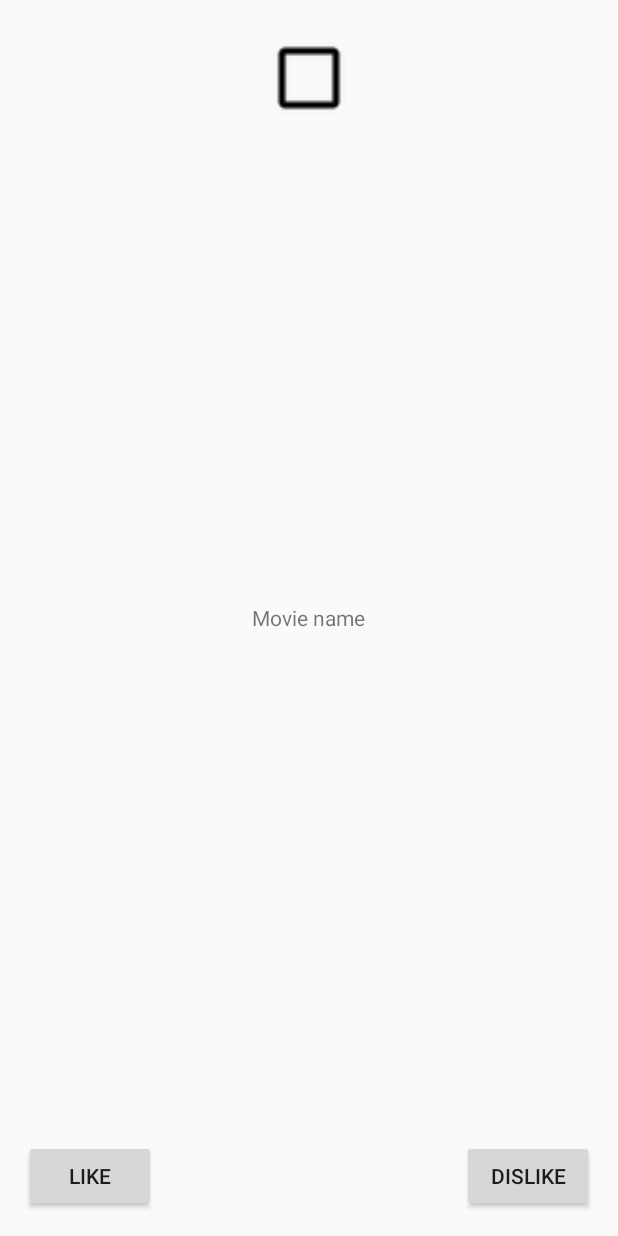
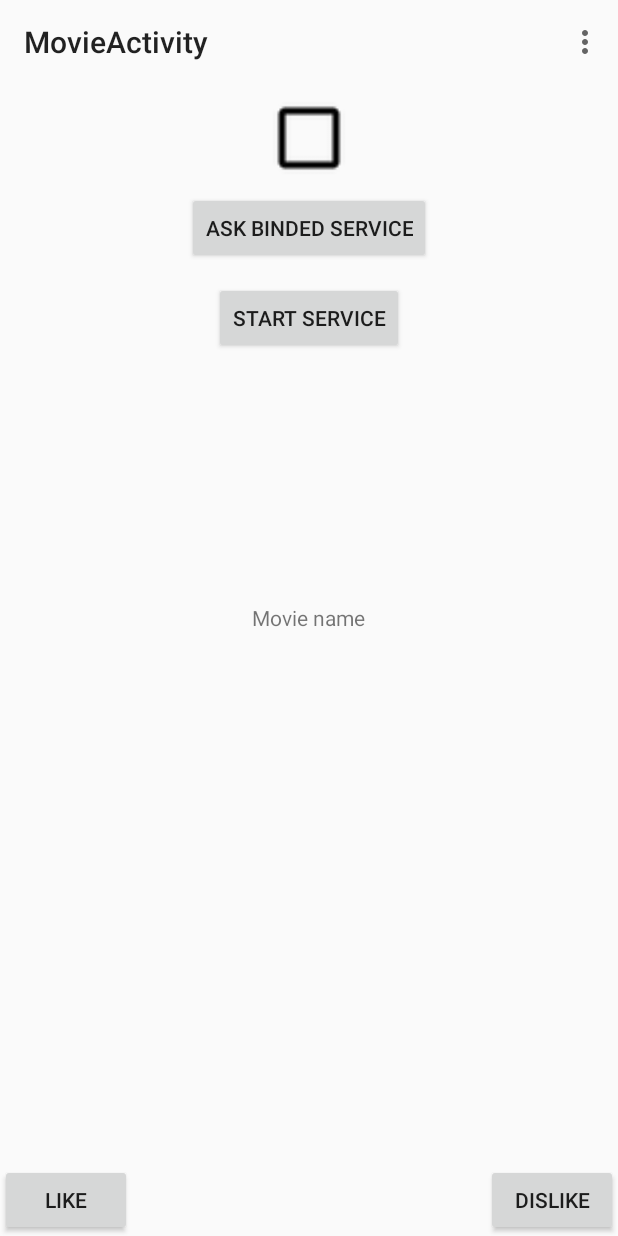
Before and after one commit to ValterKasper/movie-recommendation, an Android app: the screen it shows after launch (MovieActivity), after a tap on "DISLIKE", on a phone screen of 412 x 824 dp. Run offline under Robolectric (Android 15) with nearby library versions, the phone set to English and light mode, and no system bars; our stand-ins replace ButterKnife; libraries missing offline, so code that uses them is left out: de.greenrobot.event, retrofit.client, rx.android.schedulers, rx.schedulers; 6 statements that could not run were skipped.

Commit message:
A lot of nothing

```diff
--- a/app/build.gradle
+++ b/app/build.gradle
@@ -29,6 +29,7 @@ dependencies {
     compile 'com.android.support:cardview-v7:22.2.1'
     compile 'com.android.support:recyclerview-v7:22.2.1'
     testCompile 'org.robolectric:robolectric:3.0'
+    testCompile "org.mockito:mockito-core:1.+"
 
     testCompile('com.squareup.assertj:assertj-android:1.0.1'){
         exclude group: 'com.android.support', module:'support-annotations'
--- a/app/src/main/java/sk/kasper/movieapp/Utils.java
+++ b/app/src/main/java/sk/kasper/movieapp/Utils.java
@@ -11,7 +11,7 @@ import sk.kasper.movieapp.api.NotTodayApi;
 public class Utils {
 	public static NotTodayApi getApi() {
 		RestAdapter restAdapter = new RestAdapter.Builder()
-				.setEndpoint(NotTodayApi.REST_ENDPOINT)
+				.setEndpoint(NotTodayApi.REST_TASTEKID_ENDPOINT)
 				.setLogLevel(RestAdapter.LogLevel.FULL)
 				.setLog(new RestAdapter.Log() {
 					@Override
--- a/app/src/main/java/sk/kasper/movieapp/movie/MovieActivity.java
+++ b/app/src/main/java/sk/kasper/movieapp/movie/MovieActivity.java
@@ -1,6 +1,13 @@
 package sk.kasper.movieapp.movie;
 
+import android.content.ComponentName;
+import android.content.Context;
+import android.content.Intent;
+import android.content.ServiceConnection;
 import android.os.Bundle;
+import android.os.IBinder;
+import android.support.v7.widget.Toolbar;
+import android.util.Log;
 import android.view.Menu;
 import android.view.MenuItem;
 import android.widget.TextView;
@@ -8,16 +15,37 @@ import android.widget.TextView;
 import butterknife.Bind;
 import butterknife.ButterKnife;
 import butterknife.OnClick;
+import de.greenrobot.event.EventBus;
 import sk.kasper.movieapp.BaseActivity;
 import sk.kasper.movieapp.R;
+import sk.kasper.movieapp.services.BindingMovieService;
+import sk.kasper.movieapp.services.MovieService;
 
-public class MovieActivity extends BaseActivity implements IMovieView{
+public class MovieActivity extends BaseActivity implements IMovieView {
+    private static final String TAG = "MovieActivity";
     @Bind(R.id.tvMovieName)
     TextView tvMovieName;
+
+    @Bind(R.id.toolbar)
+    Toolbar toolbar;
+
     private MoviePresenter presenter;
 
     // TODO sprav frontu
     private Movie actualMovie;
+    private boolean isBound = false;
+
+    private ServiceConnection mConnection = new ServiceConnection() {
+        @Override
+        public void onServiceConnected(ComponentName name, IBinder service) {
+            isBound = true;
+        }
+
+        @Override
+        public void onServiceDisconnected(ComponentName name) {
+            isBound = false;
+        }
+    };
 
     @OnClick(R.id.bLike)
     public void likeClick() {
@@ -29,13 +57,40 @@ public class MovieActivity extends BaseActivity implements IMovieView{
         presenter.onDislikeMovie(actualMovie);
     }
 
+    @OnClick(R.id.bStartService)
+    public void startServiceClick() {
+        MovieService.startActionStorePreference(this, "Lollipop");
+    }
+
+    @OnClick(R.id.bAskBindedService)
+    public void askBindedServiceClick() {
+        EventBus.getDefault().post(new BindingMovieService.AskForNameRequest());
+    }
+
+    public void onEvent(BindingMovieService.AskForNameResponse event) {
+        Log.d(TAG, "onEvent " + event.name);
+    }
+
     @Override
     protected void onCreate(Bundle savedInstanceState) {
         super.onCreate(savedInstanceState);
         setContentView(R.layout.activity_movie);
         ButterKnife.bind(this);
+        setSupportActionBar(toolbar);
+
+        bindService(new Intent(this, BindingMovieService.class), mConnection, Context.BIND_AUTO_CREATE);
 
         presenter = new MoviePresenter(this, new MovieSuggestionEngineInteractorMock());
+    }
+
+    @Override
+    protected void onDestroy() {
+        super.onDestroy();
+
+        if (isBound) {
+            unbindService(mConnection);
+            isBound = false;
+        }
     }
 
     @Override
@@ -48,6 +103,7 @@ public class MovieActivity extends BaseActivity implements IMovieView{
     @Override
     protected void onResume() {
         super.onResume();
+        EventBus.getDefault().register(this);
 
         presenter.onResume();
     }
@@ -55,7 +111,7 @@ public class MovieActivity extends BaseActivity implements IMovieView{
     @Override
     protected void onPause() {
         super.onPause();
-
+        EventBus.getDefault().unregister(this);
         presenter.onResume();
     }
 
--- a/app/src/main/java/sk/kasper/movieapp/movie/MoviePresenter.java
+++ b/app/src/main/java/sk/kasper/movieapp/movie/MoviePresenter.java
@@ -1,8 +1,6 @@
 package sk.kasper.movieapp.movie;
 
 import rx.Subscriber;
-import rx.android.schedulers.AndroidSchedulers;
-import rx.schedulers.Schedulers;
 
 /**
  * Manipulates with UI
@@ -11,7 +9,7 @@ public class MoviePresenter {
     IMovieSuggestionEngineInteractor movieInteractor;
     private IMovieView movieView;
 
-    public MoviePresenter(IMovieView movieView, MovieSuggestionEngineInteractorMock movieInteractor) {
+    public MoviePresenter(IMovieView movieView, IMovieSuggestionEngineInteractor movieInteractor) {
         this.movieView = movieView;
         this.movieInteractor = movieInteractor;
     }
@@ -24,8 +22,6 @@ public class MoviePresenter {
 
     private void loadNextMovie() {
         movieInteractor.getNextSuggestion()
-                .subscribeOn(Schedulers.newThread())
-                .observeOn(AndroidSchedulers.mainThread())
                 .subscribe(new Subscriber<Movie>() {
                     @Override
                     public void onCompleted() {
--- a/app/src/main/java/sk/kasper/movieapp/movie/MovieSuggestionEngineInteractorMock.java
+++ b/app/src/main/java/sk/kasper/movieapp/movie/MovieSuggestionEngineInteractorMock.java
@@ -4,6 +4,8 @@ import java.util.ArrayList;
 import java.util.List;
 
 import rx.Observable;
+import rx.android.schedulers.AndroidSchedulers;
+import rx.schedulers.Schedulers;
 
 /**
  * Provides movie data
@@ -23,7 +25,9 @@ public class MovieSuggestionEngineInteractorMock implements IMovieSuggestionEngi
     @Override
     public Observable<Movie> getNextSuggestion() {
         nextMoviePosition++;
-        return Observable.just(movies.get(nextMoviePosition % movies.size()));
+        return Observable.just(movies.get(nextMoviePosition % movies.size()))
+                .subscribeOn(Schedulers.newThread())
+                .observeOn(AndroidSchedulers.mainThread());
     }
 
     @Override
--- a/app/src/main/res/layout/activity_movie.xml
+++ b/app/src/main/res/layout/activity_movie.xml
@@ -2,11 +2,15 @@
                 xmlns:tools="http://schemas.android.com/tools"
                 android:layout_width="match_parent"
                 android:layout_height="match_parent"
-                android:paddingBottom="@dimen/activity_vertical_margin"
-                android:paddingLeft="@dimen/activity_horizontal_margin"
-                android:paddingRight="@dimen/activity_horizontal_margin"
-                android:paddingTop="@dimen/activity_vertical_margin"
                 tools:context="sk.kasper.movieapp.movie.MovieActivity">
+
+    <android.support.v7.widget.Toolbar
+        android:id="@+id/toolbar"
+        xmlns:android="http://schemas.android.com/apk/res/android"
+        android:layout_width="match_parent"
+        android:layout_height="wrap_content"
+        android:elevation="4dp"
+        android:minHeight="?android:attr/actionBarSize"/>
 
     <TextView
         android:id="@+id/tvMovieName"
@@ -44,6 +48,24 @@
         android:layout_alignParentLeft="true"
         android:layout_alignParentStart="true"
         android:layout_alignRight="@+id/bDislike"
+        android:layout_below="@+id/toolbar"
         android:src="@drawable/abc_btn_check_material"/>
 
+    <Button
+        android:id="@+id/bStartService"
+        android:layout_width="wrap_content"
+        android:layout_height="wrap_content"
+        android:layout_below="@+id/imageView"
+        android:layout_centerHorizontal="true"
+        android:layout_marginTop="60dp"
+        android:text="Start service"/>
+
+    <Button
+        android:id="@+id/bAskBindedService"
+        android:layout_width="wrap_content"
+        android:layout_height="wrap_content"
+        android:layout_below="@+id/imageView"
+        android:layout_centerHorizontal="true"
+        android:text="Ask binded service"/>
+
 </RelativeLayout>
```
Also changed, not shown: app/src/main/AndroidManifest.xml (+15 -6 lines), app/src/main/java/sk/kasper/movieapp/api/NotTodayApi.java (+20 -1 lines), app/src/main/java/sk/kasper/movieapp/movie/MovieSuggestionEngineInteractor.java (added, +21 -0 lines), 1 other file.
